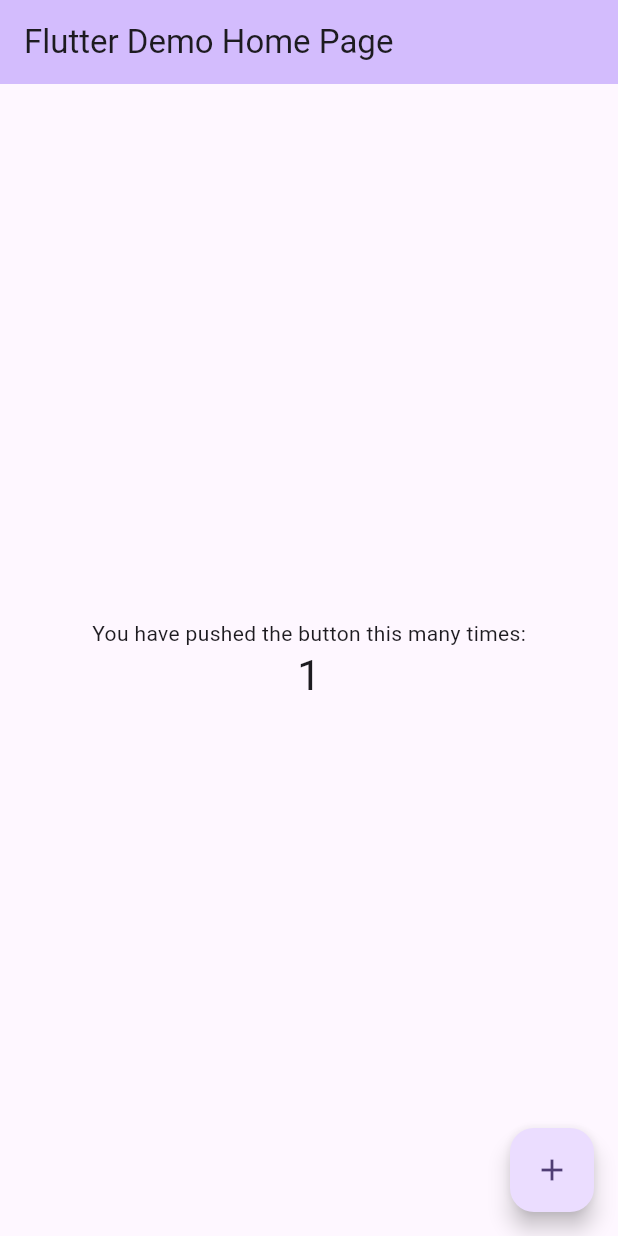
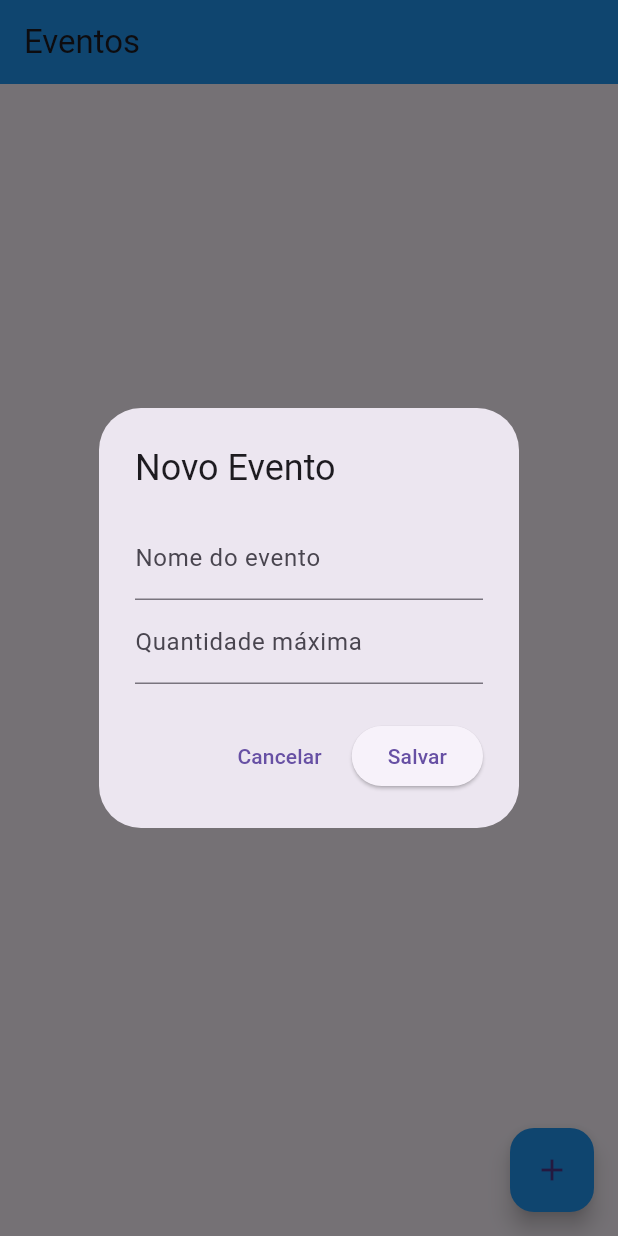
Before and after one commit to LeoLorde/venda-de-ingressos, a Flutter app: the screen it shows after launch, after a tap on the "add" icon, on a phone screen of 412 x 824 dp. Run offline on Flutter 3.47's test engine with Material 3 defaults, Android fonts, the phone set to English and light mode, and no system bars; our stand-ins replace sqflite, sqflite_common_ffi; accounts and stored records are empty.

Commit message:
commit 1

```diff
--- /dev/null
+++ b/lib/dao/evento_dao.dart
@@ -0,0 +1,41 @@
+import 'package:venda_ingressos/database/DB.dart';
+import 'package:venda_ingressos/models/evento_model.dart';
+
+class EventoDao {
+  final dbProvider = DB.instance;
+
+  Future<int> inserir(Evento evento) async {
+    final db = await dbProvider.database;
+    return await db.insert('eventos', evento.toMap());
+  }
+
+  Future<List<Evento>> listarTodos() async {
+    final db = await dbProvider.database;
+    final maps = await db.query('eventos');
+    return maps.map((e) => Evento.fromMap(e)).toList();
+  }
+
+  Future<Evento?> buscarPorId(int id) async {
+    final db = await dbProvider.database;
+    final maps = await db.query('eventos', where: 'id = ?', whereArgs: [id]);
+    if (maps.isNotEmpty) {
+      return Evento.fromMap(maps.first);
+    }
+    return null;
+  }
+
+  Future<int> atualizar(Evento evento) async {
+    final db = await dbProvider.database;
+    return await db.update(
+      'eventos',
+      evento.toMap(),
+      where: 'id = ?',
+      whereArgs: [evento.id],
+    );
+  }
+
+  Future<int> deletar(int id) async {
+    final db = await dbProvider.database;
+    return await db.delete('eventos', where: 'id = ?', whereArgs: [id]);
+  }
+}
--- /dev/null
+++ b/lib/database/DB.dart
@@ -0,0 +1,42 @@
+import 'package:sqflite/sqflite.dart';
+import 'package:path/path.dart';
+
+class DB {
+  DB._();
+  static final DB instance = DB._();
+  static Database? _database;
+
+  Future<Database> get database async {
+    if (_database != null) return _database!;
+    _database = await _initDatabase();
+    return _database!;
+  }
+
+  Future<Database> _initDatabase() async {
+    final dbPath = await getDatabasesPath();
+    final path = join(dbPath, 'ingressos.db');
+
+    return await openDatabase(path, version: 1, onCreate: _createDB);
+  }
+
+  Future _createDB(Database db, int version) async {
+    await db.execute('''
+      CREATE TABLE eventos (
+        id INTEGER PRIMARY KEY AUTOINCREMENT,
+        nome TEXT NOT NULL,
+        quantidade_maxima INTEGER NOT NULL
+      )
+    ''');
+
+    await db.execute('''
+      CREATE TABLE vendas (
+        id INTEGER PRIMARY KEY AUTOINCREMENT,
+        nome TEXT NOT NULL,
+        data_nascimento TEXT NOT NULL,
+        quantidade INTEGER NOT NULL,
+        id_evento INTEGER NOT NULL,
+        FOREIGN KEY(id_evento) REFERENCES eventos(id)
+      )
+    ''');
+  }
+}
--- a/lib/main.dart
+++ b/lib/main.dart
@@ -1,122 +1,9 @@
 import 'package:flutter/material.dart';
+import 'package:venda_ingressos/screens/eventos.dart';
+import 'package:sqflite_common_ffi/sqflite_ffi.dart';
 
 void main() {
-  runApp(const MyApp());
+  sqfliteFfiInit();
+  databaseFactory = databaseFactoryFfi;
+  runApp(MaterialApp(home: Eventos(), debugShowCheckedModeBanner: false));
 }
-
-class MyApp extends StatelessWidget {
-  const MyApp({super.key});
-
-  // This widget is the root of your application.
-  @override
-  Widget build(BuildContext context) {
-    return MaterialApp(
-      title: 'Flutter Demo',
-      theme: ThemeData(
-        // This is the theme of your application.
-        //
-        // TRY THIS: Try running your application with "flutter run". You'll see
-        // the application has a purple toolbar. Then, without quitting the app,
-        // try changing the seedColor in the colorScheme below to Colors.green
-        // and then invoke "hot reload" (save your changes or press the "hot
-        // reload" button in a Flutter-supported IDE, or press "r" if you used
-        // the command line to start the app).
-        //
-        // Notice that the counter didn't reset back to zero; the application
-        // state is not lost during the reload. To reset the state, use hot
-        // restart instead.
-        //
-        // This works for code too, not just values: Most code changes can be
-        // tested with just a hot reload.
-        colorScheme: ColorScheme.fromSeed(seedColor: Colors.deepPurple),
-      ),
-      home: const MyHomePage(title: 'Flutter Demo Home Page'),
-    );
-  }
-}
-
-class MyHomePage extends StatefulWidget {
-  const MyHomePage({super.key, required this.title});
-
-  // This widget is the home page of your application. It is stateful, meaning
-  // that it has a State object (defined below) that contains fields that affect
-  // how it looks.
-
-  // This class is the configuration for the state. It holds the values (in this
-  // case the title) provided by the parent (in this case the App widget) and
-  // used by the build method of the State. Fields in a Widget subclass are
-  // always marked "final".
-
-  final String title;
-
-  @override
-  State<MyHomePage> createState() => _MyHomePageState();
-}
-
-class _MyHomePageState extends State<MyHomePage> {
-  int _counter = 0;
-
-  void _incrementCounter() {
-    setState(() {
-      // This call to setState tells the Flutter framework that something has
-      // changed in this State, which causes it to rerun the build method below
-      // so that the display can reflect the updated values. If we changed
-      // _counter without calling setState(), then the build method would not be
-      // called again, and so nothing would appear to happen.
-      _counter++;
-    });
-  }
-
-  @override
-  Widget build(BuildContext context) {
-    // This method is rerun every time setState is called, for instance as done
-    // by the _incrementCounter method above.
-    //
-    // The Flutter framework has been optimized to make rerunning build methods
-    // fast, so that you can just rebuild anything that needs updating rather
-    // than having to individually change instances of widgets.
-    return Scaffold(
-      appBar: AppBar(
-        // TRY THIS: Try changing the color here to a specific color (to
-        // Colors.amber, perhaps?) and trigger a hot reload to see the AppBar
-        // change color while the other colors stay the same.
-        backgroundColor: Theme.of(context).colorScheme.inversePrimary,
-        // Here we take the value from the MyHomePage object that was created by
-        // the App.build method, and use it to set our appbar title.
-        title: Text(widget.title),
-      ),
-      body: Center(
-        // Center is a layout widget. It takes a single child and positions it
-        // in the middle of the parent.
-        child: Column(
-          // Column is also a layout widget. It takes a list of children and
-          // arranges them vertically. By default, it sizes itself to fit its
-          // children horizontally, and tries to be as tall as its parent.
-          //
-          // Column has various properties to control how it sizes itself and
-          // how it positions its children. Here we use mainAxisAlignment to
-          // center the children vertically; the main axis here is the vertical
-          // axis because Columns are vertical (the cross axis would be
-          // horizontal).
-          //
-          // TRY THIS: Invoke "debug painting" (choose the "Toggle Debug Paint"
-          // action in the IDE, or press "p" in the console), to see the
-          // wireframe for each widget.
-          mainAxisAlignment: MainAxisAlignment.center,
-          children: <Widget>[
-            const Text('You have pushed the button this many times:'),
-            Text(
-              '$_counter',
-              style: Theme.of(context).textTheme.headlineMedium,
-            ),
-          ],
-        ),
-      ),
-      floatingActionButton: FloatingActionButton(
-        onPressed: _incrementCounter,
-        tooltip: 'Increment',
-        child: const Icon(Icons.add),
-      ), // This trailing comma makes auto-formatting nicer for build methods.
-    );
-  }
-}
--- /dev/null
+++ b/lib/models/evento_model.dart
@@ -0,0 +1,19 @@
+class Evento {
+  int? id;
+  String nome;
+  int quantidadeMaxima;
+
+  Evento({this.id, required this.nome, required this.quantidadeMaxima});
+
+  Map<String, dynamic> toMap() {
+    return {'id': id, 'nome': nome, 'quantidade_maxima': quantidadeMaxima};
+  }
+
+  factory Evento.fromMap(Map<String, dynamic> map) {
+    return Evento(
+      id: map['id'],
+      nome: map['nome'],
+      quantidadeMaxima: map['quantidade_maxima'],
+    );
+  }
+}
--- /dev/null
+++ b/lib/models/venda_model.dart
@@ -0,0 +1,35 @@
+class Venda {
+  int? id;
+  String nome;
+  String dataNascimento;
+  int quantidade;
+  int idEvento;
+
+  Venda({
+    this.id,
+    required this.nome,
+    required this.dataNascimento,
+    required this.quantidade,
+    required this.idEvento,
+  });
+
+  Map<String, dynamic> toMap() {
+    return {
+      'id': id,
+      'nome': nome,
+      'data_nascimento': dataNascimento,
+      'quantidade': quantidade,
+      'id_evento': idEvento,
+    };
+  }
+
+  factory Venda.fromMap(Map<String, dynamic> map) {
+    return Venda(
+      id: map['id'],
+      nome: map['nome'],
+      dataNascimento: map['data_nascimento'],
+      quantidade: map['quantidade'],
+      idEvento: map['id_evento'],
+    );
+  }
+}
--- /dev/null
+++ b/lib/screens/eventos.dart
@@ -0,0 +1,133 @@
+import 'package:flutter/material.dart';
+import 'package:venda_ingressos/dao/evento_dao.dart';
+import 'package:venda_ingressos/models/evento_model.dart';
+import 'vendas.dart';
+
+class Eventos extends StatefulWidget {
+  @override
+  State<Eventos> createState() => _EventosState();
+}
+
+class _EventosState extends State<Eventos> {
+  final EventoDao _eventoDao = EventoDao();
+  List<Evento> _eventos = [];
+
+  final TextEditingController _nomeController = TextEditingController();
+  final TextEditingController _quantidadeController = TextEditingController();
+
+  @override
+  void initState() {
+    super.initState();
+    _carregarEventos();
+  }
+
+  Future<void> _carregarEventos() async {
+    final eventos = await _eventoDao.listarTodos();
+    setState(() {
+      _eventos = eventos;
+    });
+  }
+
+  void _abrirCriarEvento() {
+    _nomeController.clear();
+    _quantidadeController.clear();
+
+    showDialog(
+      context: context,
+      builder: (context) {
+        return AlertDialog(
+          title: const Text("Novo Evento"),
+          content: Column(
+            mainAxisSize: MainAxisSize.min,
+            children: [
+              TextField(
+                controller: _nomeController,
+                decoration: const InputDecoration(labelText: "Nome do evento"),
+              ),
+              TextField(
+                controller: _quantidadeController,
+                decoration: const InputDecoration(
+                  labelText: "Quantidade máxima",
+                ),
+                keyboardType: TextInputType.number,
+              ),
+            ],
+          ),
+          actions: [
+            TextButton(
+              child: const Text("Cancelar"),
+              onPressed: () => Navigator.pop(context),
+            ),
+            ElevatedButton(
+              child: const Text("Salvar"),
+              onPressed: () async {
+                final nome = _nomeController.text.trim();
+                final quantidade =
+                    int.tryParse(_quantidadeController.text.trim()) ?? 0;
+
+                if (nome.isNotEmpty && quantidade > 0) {
+                  final novoEvento = Evento(
+                    nome: nome,
+                    quantidadeMaxima: quantidade,
+                  );
+                  await _eventoDao.inserir(novoEvento);
+                  Navigator.pop(context);
+                  _carregarEventos();
+                }
+              },
+            ),
+          ],
+        );
+      },
+    );
+  }
+
+  void _abrirVendas(Evento evento) {
+    Navigator.push(
+      context,
+      MaterialPageRoute(builder: (context) => Vendas(evento: evento)),
+    );
+  }
+
+  @override
+  Widget build(BuildContext context) {
+    return Scaffold(
+      appBar: AppBar(
+        backgroundColor: Colors.blue,
+        title: const Text('Eventos'),
+      ),
+      body: _eventos.isEmpty
+          ? const Center(child: Text("Nenhum evento cadastrado"))
+          : ListView.builder(
+              itemCount: _eventos.length,
+              itemBuilder: (context, index) {
+                final evento = _eventos[index];
+                return Card(
+                  margin: const EdgeInsets.symmetric(
+                    horizontal: 12,
+                    vertical: 6,
+                  ),
+                  child: ListTile(
+                    title: Text(
+                      evento.nome,
+                      style: const TextStyle(
+                        fontSize: 18,
+                        fontWeight: FontWeight.bold,
+                      ),
+                    ),
+                    subtitle: Text(
+                      "Máx. ingressos: ${evento.quantidadeMaxima}",
+                    ),
+                    onTap: () => _abrirVendas(evento),
+                  ),
+                );
+              },
+            ),
+      floatingActionButton: FloatingActionButton(
+        backgroundColor: Colors.blue,
+        onPressed: _abrirCriarEvento,
+        child: const Icon(Icons.add),
+      ),
+    );
+  }
+}
--- a/pubspec.yaml
+++ b/pubspec.yaml
@@ -30,6 +30,9 @@ environment:
 dependencies:
   flutter:
     sdk: flutter
+  sqflite: ^2.0.0+3
+  sqflite_common_ffi: ^2.3.6
+  intl: ^0.19.0
 
   # The following adds the Cupertino Icons font to your application.
   # Use with the CupertinoIcons class for iOS style icons.
```
Also changed, not shown: lib/dao/venda_dao.dart (added, +51 -0 lines), lib/screens/registrar_venda.dart (added, +117 -0 lines), lib/screens/vendas.dart (added, +82 -0 lines), pubspec.lock, 1 other file.
